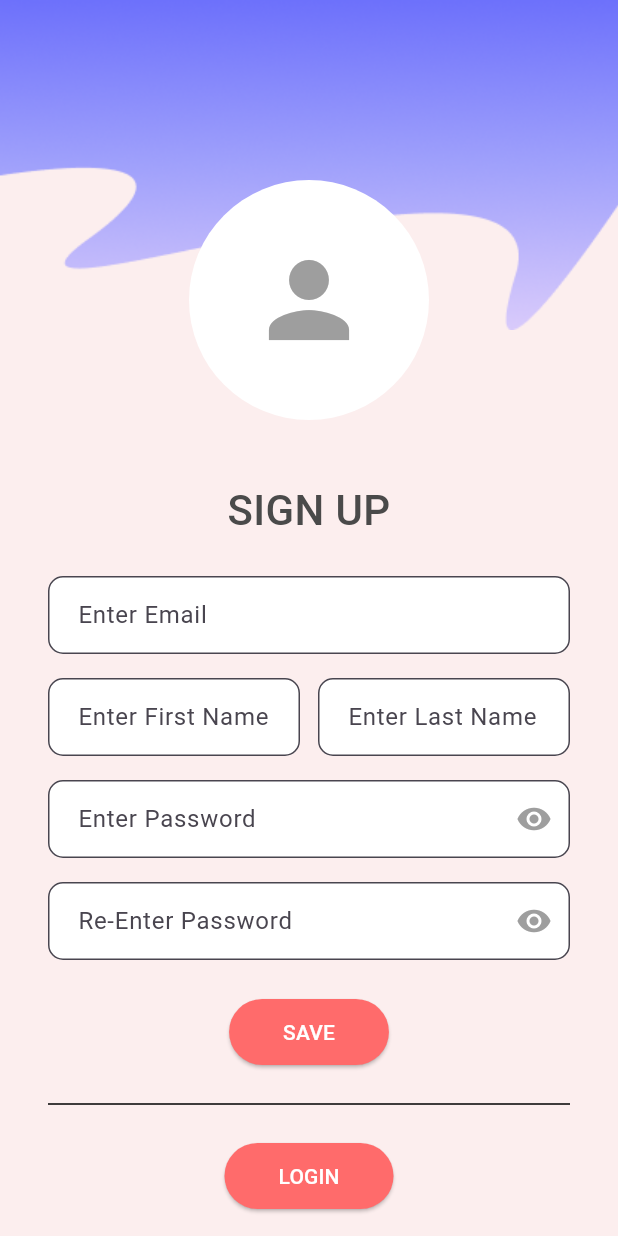
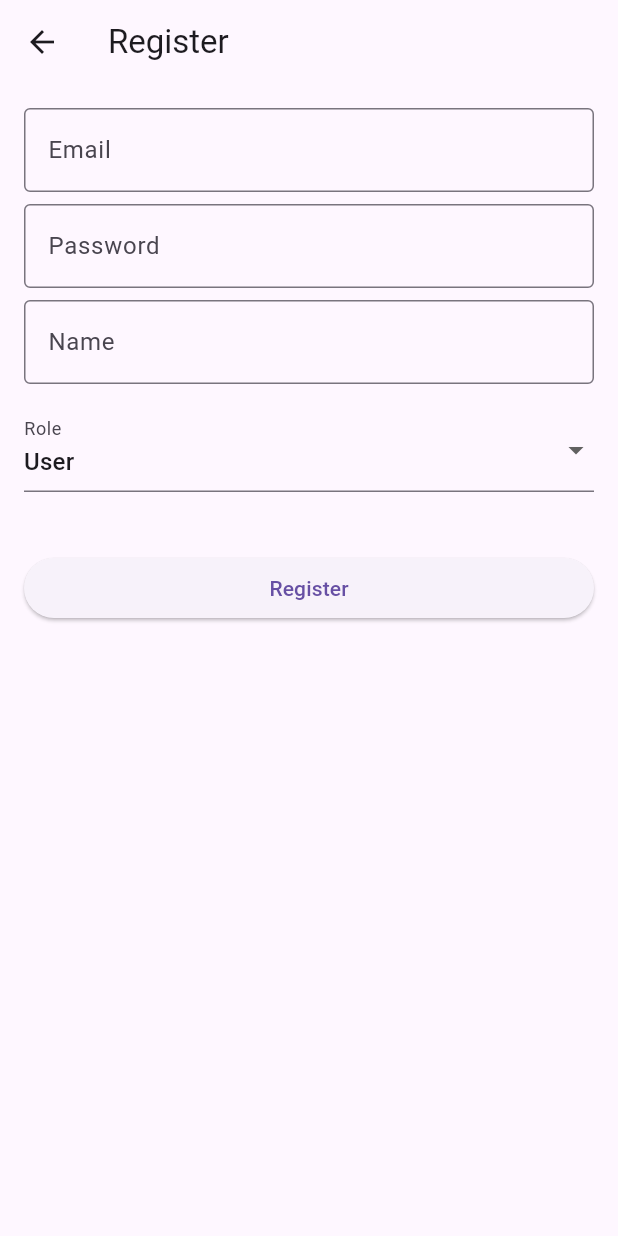
Before and after one commit to jervis535/sehatin, a Flutter app: the RegisterScreen screen opened directly, on a phone screen of 412 x 824 dp. Run offline on Flutter 3.47's test engine with Material 3 defaults, Android fonts, the phone set to English and light mode, and no system bars; our stand-ins replace flutter_dotenv, image_picker, shared_preferences; accounts and stored records are empty.

```diff
--- a/sehatin/lib/screens/register/register_screen.dart
+++ b/sehatin/lib/screens/register/register_screen.dart
@@ -1,237 +1,155 @@
+import 'dart:convert';
+import 'dart:io';
+
 import 'package:flutter/material.dart';
-import '../login/login_screen.dart';
+import 'package:image_picker/image_picker.dart';
+
+import '../../models/poi_model.dart';
+import '../../services/auth_service.dart';
+import '../../services/evidence_service.dart';
+import '../home/home_screen.dart';
+import '../poi_search/poi_search_screen.dart';
+import 'credential_fields.dart';
+import 'role_selector.dart';
+import 'role_specific_fields.dart';
 
 class RegisterScreen extends StatefulWidget {
-  const RegisterScreen({super.key});
-
+  const RegisterScreen({Key? key}) : super(key: key);
   @override
   State<RegisterScreen> createState() => _RegisterScreenState();
 }
 
 class _RegisterScreenState extends State<RegisterScreen> {
-  final _emailController = TextEditingController();
-  final _firstNameController = TextEditingController();
-  final _lastNameController = TextEditingController();
-  final _passwordController = TextEditingController();
-  final _rePasswordController = TextEditingController();
+  final _formKey = GlobalKey<FormState>();
+  String _selectedRole = 'user';
+  PoiModel? _selectedPoi;
+  File? _evidenceFile;
+  String? _evidenceBase64;
 
-  bool _obscurePassword = true;
-  bool _obscureRePassword = true;
+  // Controllers forwarded to CredentialFields
+  final _emailCtrl = TextEditingController();
+  final _passwordCtrl = TextEditingController();
+  final _nameCtrl = TextEditingController();
+  final _specializationCtrl = TextEditingController();
 
-  String _error = '';
+  @override
+  void dispose() {
+    _emailCtrl.dispose();
+    _passwordCtrl.dispose();
+    _nameCtrl.dispose();
+    _specializationCtrl.dispose();
+    super.dispose();
+  }
 
-  void _register() {
-    setState(() => _error = '');
+  Future<void> _pickPoi() async {
+    final poi = await Navigator.push<PoiModel?>(
+      context,
+      MaterialPageRoute(builder: (_) => const PoiSearchScreen()),
+    );
+    if (poi != null) setState(() => _selectedPoi = poi);
+  }
 
-    if (_emailController.text.isEmpty ||
-        _firstNameController.text.isEmpty ||
-        _lastNameController.text.isEmpty ||
-        _passwordController.text.isEmpty ||
-        _rePasswordController.text.isEmpty) {
-      setState(() => _error = 'All fields are required');
+  Future<void> _pickEvidence() async {
+    final picked = await ImagePicker().pickImage(
+      source: ImageSource.gallery,
+      maxWidth: 1200,
+      maxHeight: 1200,
+      imageQuality: 80,
+    );
+    if (picked != null) {
+      final bytes = await picked.readAsBytes();
+      setState(() {
+        _evidenceFile = File(picked.path);
+        _evidenceBase64 = base64Encode(bytes);
+      });
+    }
+  }
+
+  Future<void> _register() async {
+    if (!_formKey.currentState!.validate()) return;
+
+    // validate role‐fields
+    if ((_selectedRole == 'doctor' && (_specializationCtrl.text.isEmpty || _selectedPoi == null)) ||
+        (_selectedRole == 'customer service' && _selectedPoi == null)) {
+      ScaffoldMessenger.of(context).showSnackBar(
+        const SnackBar(content: Text('Please fill all required fields')),
+      );
+      return;
+    }
+    if ((_selectedRole != 'user') && _evidenceBase64 == null) {
+      ScaffoldMessenger.of(context).showSnackBar(
+        const SnackBar(content: Text('Please upload evidence image')),
+      );
       return;
     }
 
-    if (_passwordController.text != _rePasswordController.text) {
-      setState(() => _error = 'Passwords do not match');
-      return;
+    try {
+      final resp = await AuthService.register(
+        email: _emailCtrl.text.trim(),
+        password: _passwordCtrl.text.trim(),
+        name: _nameCtrl.text.trim(),
+        role: _selectedRole,
+        specialization: _selectedRole == 'doctor' ? _specializationCtrl.text.trim() : null,
+        poiId: _selectedPoi?.id.toString(),
+      );
+      final user = resp['user'], token = resp['token'];
+
+      if (_selectedRole != 'user' && _evidenceBase64 != null) {
+        await EvidenceService.uploadEvidence(
+          userId: user.id,
+          base64Image: _evidenceBase64!,
+        );
       }
-
-    ScaffoldMessenger.of(
-      context,
-    ).showSnackBar(const SnackBar(content: Text('Registration successful!')));
 
       Navigator.pushReplacement(
         context,
-      MaterialPageRoute(builder: (_) => const LoginScreen()),
+        MaterialPageRoute(builder: (_) => HomeScreen(user: user, token: token)),
       );
+    } catch (e) {
+      ScaffoldMessenger.of(context)
+          .showSnackBar(SnackBar(content: Text('Error: $e')));
     }
-
-  void _goToLogin() {
-    Navigator.pushReplacement(
-      context,
-      MaterialPageRoute(builder: (_) => const LoginScreen()),
-    );
-  }
-
-  InputDecoration _inputDecoration(String hint, {Widget? suffixIcon}) {
-    return InputDecoration(
-      hintText: hint,
-      filled: true,
-      fillColor: Colors.white,
-      contentPadding: const EdgeInsets.symmetric(horizontal: 16, vertical: 14),
-      border: OutlineInputBorder(borderRadius: BorderRadius.circular(10)),
-      suffixIcon: suffixIcon,
-    );
-  }
-
-  ButtonStyle _buttonStyle() {
-    return ElevatedButton.styleFrom(
-      backgroundColor: const Color(0xFFFF6B6B),
-      padding: const EdgeInsets.symmetric(horizontal: 36, vertical: 12),
-      shape: RoundedRectangleBorder(borderRadius: BorderRadius.circular(24)),
-    );
   }
 
   @override
   Widget build(BuildContext context) {
     return Scaffold(
-      backgroundColor: const Color(0xFFFCEEEE),
-      body: SingleChildScrollView(
-        child: Column(
+      appBar: AppBar(title: const Text('Register')),
+      body: Padding(
+        padding: const EdgeInsets.all(16),
+        child: Form(
+          key: _formKey,
+          child: ListView(
             children: [
-            Stack(
-              clipBehavior: Clip.none,
-              children: [
-                Container(
-                  height: 220,
-                  width: double.infinity,
-                  child: Align(
-                    alignment: Alignment.bottomCenter,
-                    child: Image.asset(
-                      'assets/wave.png',
-                      fit: BoxFit.cover,
-                      height: 220,
+              CredentialFields(
+                emailCtrl: _emailCtrl,
+                passwordCtrl: _passwordCtrl,
+                nameCtrl: _nameCtrl,
               ),
+              const SizedBox(height: 16),
+              RoleSelector(
+                selectedRole: _selectedRole,
+                onRoleChanged: (r) {
+                  if (r != null) {
+                    setState(() {
+                      _selectedRole = r;
+                    });
+                  }
+                },
               ),
+              const SizedBox(height: 16),
+              RoleSpecificFields(
+                role: _selectedRole,
+                specializationCtrl: _specializationCtrl,
+                selectedPoi: _selectedPoi,
+                onPickPoi: _pickPoi,
+                onPickEvidence: _pickEvidence,
+                evidencePicked: _evidenceFile != null,
               ),
-                Positioned(
-                  top: 120,
-                  left: 0,
-                  right: 0,
-                  child: CircleAvatar(
-                    radius: 80,
-                    backgroundColor: Colors.white,
-                    child: Icon(Icons.person, size: 80, color: Colors.grey),
-                  ),
-                ),
+              const SizedBox(height: 24),
+              ElevatedButton(onPressed: _register, child: const Text('Register')),
             ],
           ),
-
-            const SizedBox(height: 100),
-
-            const Text(
-              'SIGN UP',
-              textAlign: TextAlign.center,
-              style: TextStyle(
-                fontSize: 28,
-                fontWeight: FontWeight.w500,
-                color: Color(0xFF4A4A4A),
-              ),
-            ),
-
-            const SizedBox(height: 24),
-
-            Padding(
-              padding: const EdgeInsets.symmetric(horizontal: 32),
-              child: Column(
-                children: [
-                  TextField(
-                    controller: _emailController,
-                    decoration: _inputDecoration('Enter Email'),
-                  ),
-                  const SizedBox(height: 16),
-
-                  Row(
-                    children: [
-                      Expanded(
-                        child: TextField(
-                          controller: _firstNameController,
-                          decoration: _inputDecoration('Enter First Name'),
-                        ),
-                      ),
-                      const SizedBox(width: 12),
-                      Expanded(
-                        child: TextField(
-                          controller: _lastNameController,
-                          decoration: _inputDecoration('Enter Last Name'),
-                        ),
-                      ),
-                    ],
-                  ),
-                  const SizedBox(height: 16),
-
-                  TextField(
-                    controller: _passwordController,
-                    obscureText: _obscurePassword,
-                    decoration: _inputDecoration(
-                      'Enter Password',
-                      suffixIcon: IconButton(
-                        icon: Icon(
-                          _obscurePassword
-                              ? Icons.visibility
-                              : Icons.visibility_off,
-                          color: Colors.grey,
-                        ),
-                        onPressed: () {
-                          setState(() {
-                            _obscurePassword = !_obscurePassword;
-                          });
-                        },
-                      ),
-                    ),
-                  ),
-                  const SizedBox(height: 16),
-
-                  TextField(
-                    controller: _rePasswordController,
-                    obscureText: _obscureRePassword,
-                    decoration: _inputDecoration(
-                      'Re-Enter Password',
-                      suffixIcon: IconButton(
-                        icon: Icon(
-                          _obscureRePassword
-                              ? Icons.visibility
-                              : Icons.visibility_off,
-                          color: Colors.grey,
-                        ),
-                        onPressed: () {
-                          setState(() {
-                            _obscureRePassword = !_obscureRePassword;
-                          });
-                        },
-                      ),
-                    ),
-                  ),
-
-                  if (_error.isNotEmpty) ...[
-                    const SizedBox(height: 8),
-                    Text(_error, style: const TextStyle(color: Colors.red)),
-                  ],
-
-                  const SizedBox(height: 24),
-
-                  ElevatedButton(
-                    onPressed: _register,
-                    style: _buttonStyle(),
-                    child: const Text(
-                      'SAVE',
-                      style: TextStyle(color: Colors.white),
-                    ),
-                  ),
-
-                  const SizedBox(height: 16),
-
-                  const Divider(
-                    thickness: 1,
-                    color: Color.fromARGB(255, 0, 0, 0),
-                  ),
-                  const SizedBox(height: 16),
-
-                  ElevatedButton(
-                    onPressed: _goToLogin,
-                    style: _buttonStyle(),
-                    child: const Text(
-                      'LOGIN',
-                      style: TextStyle(color: Colors.white),
-                    ),
-                  ),
-
-                  const SizedBox(height: 24),
-                ],
-              ),
-            ),
-          ],
         ),
       ),
     );
```
Lines whose indentation alone changed are shown as unchanged.
